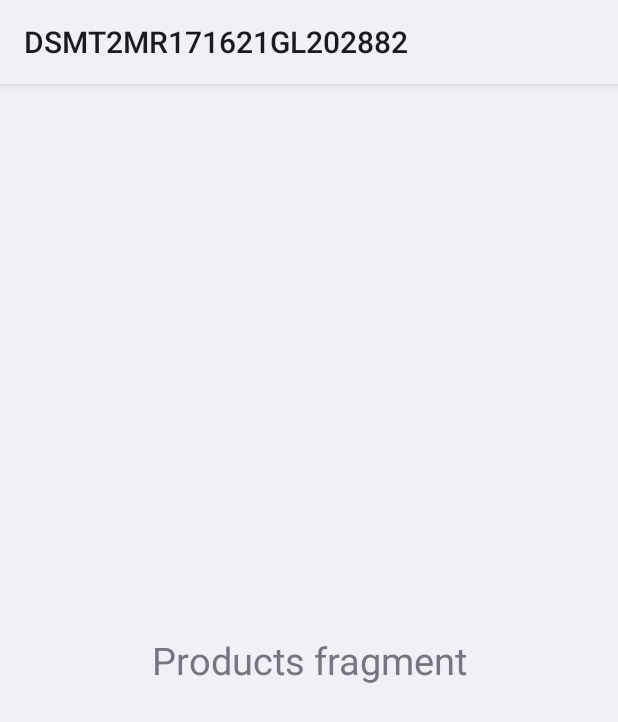
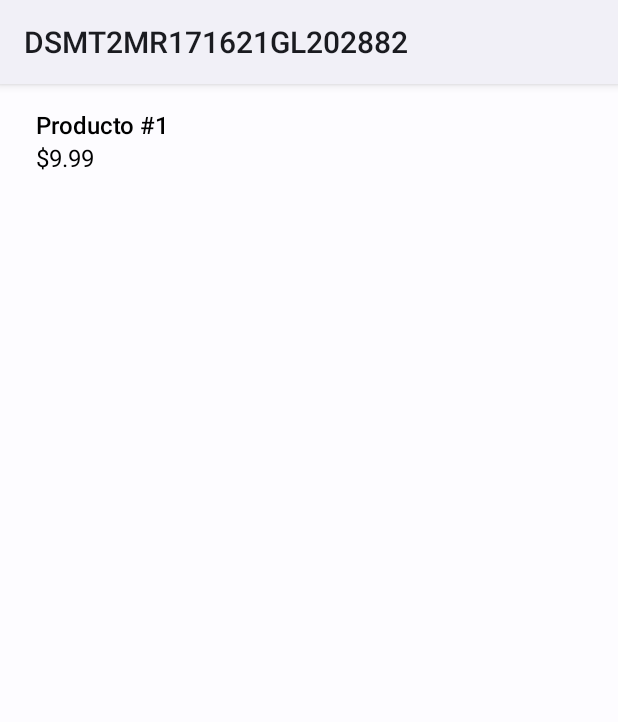
Before and after one commit to JSamuelM/DSM-T2-MR171621-GL202882, an Android app: the layout fragment_home.xml on its own in the app's theme, with its tools: preview values and no code run, on a phone screen of 412 x 824 dp. Shown: the top 722 px of the screen. Run offline under Robolectric (Android 15) with nearby library versions, the phone set to English and light mode, and no system bars.

Commit message:
Cambios agregando xml para el listado de productos

```diff
--- a/app/src/main/res/layout/fragment_home.xml
+++ b/app/src/main/res/layout/fragment_home.xml
@@ -1,15 +1,23 @@
 <?xml version="1.0" encoding="utf-8"?>
-<FrameLayout xmlns:android="http://schemas.android.com/apk/res/android"
+<androidx.constraintlayout.widget.ConstraintLayout
+    xmlns:android="http://schemas.android.com/apk/res/android"
+    xmlns:app="http://schemas.android.com/apk/res-auto"
     xmlns:tools="http://schemas.android.com/tools"
     android:layout_width="match_parent"
     android:layout_height="match_parent"
-    tools:context=".HomeFragment">
+    style="@style/product">
 
-    <TextView
-        android:layout_width="match_parent"
-        android:layout_height="match_parent"
-        android:gravity="center"
-        android:textSize="25sp"
-        android:text="@string/products_fragment" />
+    <androidx.recyclerview.widget.RecyclerView
+        android:id="@+id/recyclerview"
+        android:layout_width="0dp"
+        android:layout_height="0dp"
+        tools:listitem="@layout/product_list_item"
+        android:padding="@dimen/big_padding"
+        app:layout_constraintBottom_toBottomOf="parent"
+        app:layout_constraintLeft_toLeftOf="parent"
+        app:layout_constraintRight_toRightOf="parent"
+        app:layout_constraintTop_toTopOf="parent">
 
-</FrameLayout>
+    </androidx.recyclerview.widget.RecyclerView>
+
+</androidx.constraintlayout.widget.ConstraintLayout>
--- a/app/src/main/res/layout/product_list_item.xml
+++ b/app/src/main/res/layout/product_list_item.xml
@@ -4,4 +4,20 @@
              android:layout_width="match_parent"
              android:layout_height="match_parent">
 
+    <TextView
+        android:layout_width="match_parent"
+        android:layout_height="wrap_content"
+        android:textSize="16sp"
+        android:textColor="@color/black"
+        android:textFontWeight="@android:integer/config_longAnimTime"
+        android:text="Producto #1" />
+
+    <TextView
+        android:layout_width="match_parent"
+        android:layout_height="wrap_content"
+        android:textSize="16sp"
+        android:textColor="@color/black"
+        android:textFontWeight="@android:integer/config_mediumAnimTime"
+        android:text="$9.99" />
+
 </LinearLayout>
--- /dev/null
+++ b/app/src/main/res/values/dimen.xml
@@ -0,0 +1,4 @@
+<?xml version="1.0" encoding="utf-8"?>
+<resources>
+    <dimen name="big_padding">16dp</dimen>
+</resources>
--- a/app/src/main/res/values/themes.xml
+++ b/app/src/main/res/values/themes.xml
@@ -20,4 +20,11 @@
         <item name="windowSplashScreenAnimationDuration">300</item>
         <item name="postSplashScreenTheme">@style/Theme.DSMT2MR171621GL202882</item>
     </style>
+
+    <style name="product">
+        <item name="android:layout_marginBottom">8dp</item>
+        <item name="android:paddingLeft">8dp</item>
+        <item name="android:background">@color/md_theme_light_background</item>
+        <item name="android:textAppearance">@android:style/TextAppearance.Large</item>
+    </style>
 </resources>
```
Also changed, not shown: 2 other files.
